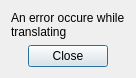
First picture: the form in src/main/resources/base/ui/Message.ui, repository shm12/APKLanguageEditor, before the edit.
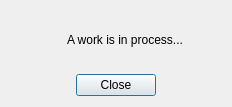
Second picture: the form after the edit.

```diff
--- a/src/main/resources/base/ui/Message.ui
+++ b/src/main/resources/base/ui/Message.ui
@@ -6,8 +6,8 @@
    <rect>
     <x>0</x>
     <y>0</y>
-    <width>227</width>
-    <height>100</height>
+    <width>232</width>
+    <height>107</height>
    </rect>
   </property>
   <property name="focusPolicy">
@@ -17,38 +17,84 @@
    <string>Error</string>
   </property>
   <layout class="QVBoxLayout" name="verticalLayout">
-   <property name="sizeConstraint">
-    <enum>QLayout::SetFixedSize</enum>
-   </property>
    <item>
-    <widget class="QLabel" name="label">
+    <widget class="QWidget" name="containerWidget" native="true">
      <property name="sizePolicy">
-      <sizepolicy hsizetype="Preferred" vsizetype="Expanding">
+      <sizepolicy hsizetype="Expanding" vsizetype="Expanding">
        <horstretch>0</horstretch>
        <verstretch>0</verstretch>
       </sizepolicy>
      </property>
      <property name="maximumSize">
       <size>
-       <width>16777215</width>
+       <width>500</width>
        <height>16777215</height>
       </size>
      </property>
-     <property name="text">
-      <string>An error occure while translating</string>
-     </property>
-     <property name="wordWrap">
-      <bool>true</bool>
-     </property>
-     <property name="textInteractionFlags">
-      <set>Qt::LinksAccessibleByMouse</set>
-     </property>
-     <property name="cursorWidth" stdset="0">
-      <number>0</number>
-     </property>
+     <layout class="QHBoxLayout" name="horizontalLayout_2">
+      <property name="leftMargin">
+       <number>0</number>
+      </property>
+      <property name="topMargin">
+       <number>0</number>
+      </property>
+      <property name="rightMargin">
+       <number>0</number>
+      </property>
+      <property name="bottomMargin">
+       <number>0</number>
+      </property>
+      <item alignment="Qt::AlignTop">
+       <widget class="QLabel" name="iconLable">
+        <property name="sizePolicy">
+         <sizepolicy hsizetype="Maximum" vsizetype="Maximum">
+          <horstretch>0</horstretch>
+          <verstretch>0</verstretch>
+         </sizepolicy>
+        </property>
+        <property name="minimumSize">
+         <size>
+          <width>50</width>
+          <height>50</height>
+         </size>
+        </property>
+        <property name="maximumSize">
+         <size>
+          <width>50</width>
+          <height>50</height>
+         </size>
+        </property>
+        <property name="text">
+         <string/>
+        </property>
+        <property name="scaledContents">
+         <bool>true</bool>
+        </property>
+        <property name="wordWrap">
+         <bool>true</bool>
+        </property>
+       </widget>
+      </item>
+      <item>
+       <widget class="QLabel" name="messageLable">
+        <property name="sizePolicy">
+         <sizepolicy hsizetype="Expanding" vsizetype="Expanding">
+          <horstretch>0</horstretch>
+          <verstretch>0</verstretch>
+         </sizepolicy>
+        </property>
+        <property name="text">
+         <string>A work is in process...</string>
+        </property>
+        <property name="wordWrap">
+         <bool>true</bool>
+        </property>
+       </widget>
+      </item>
+     </layout>
     </widget>
    </item>
-   <item alignment="Qt::AlignHCenter|Qt::AlignVCenter">
+   <item alignment="Qt::AlignHCenter">
     <widget class="QDialogButtonBox" name="buttonBox">
      <property name="sizePolicy">
       <sizepolicy hsizetype="Maximum" vsizetype="Fixed">
```
